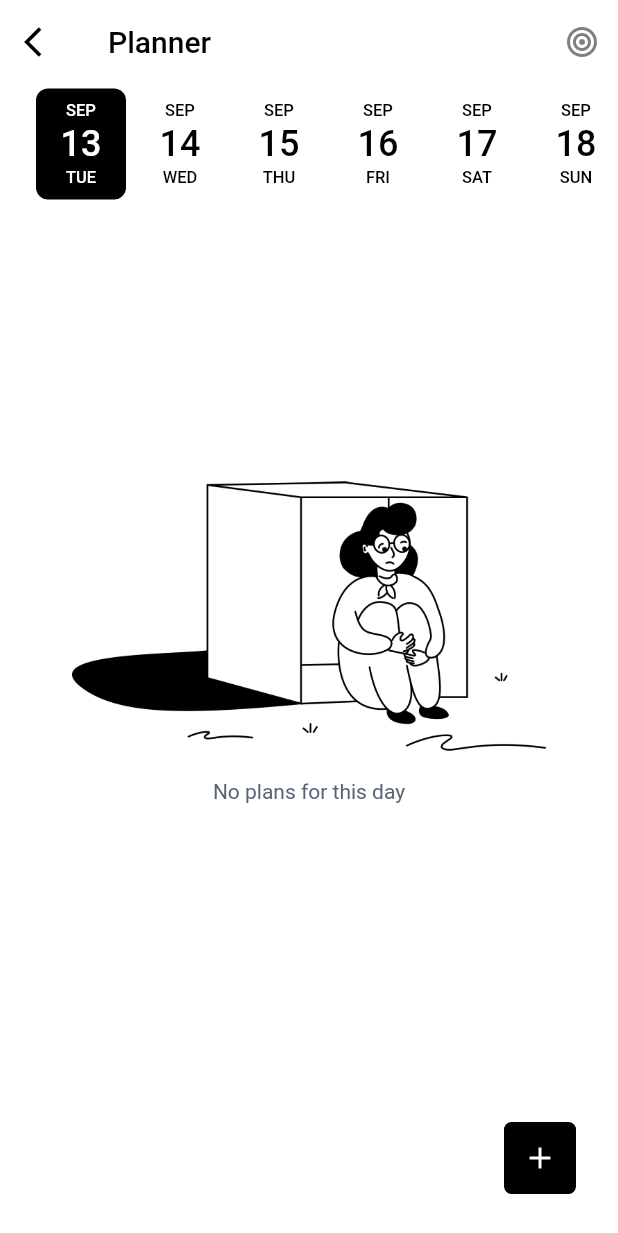
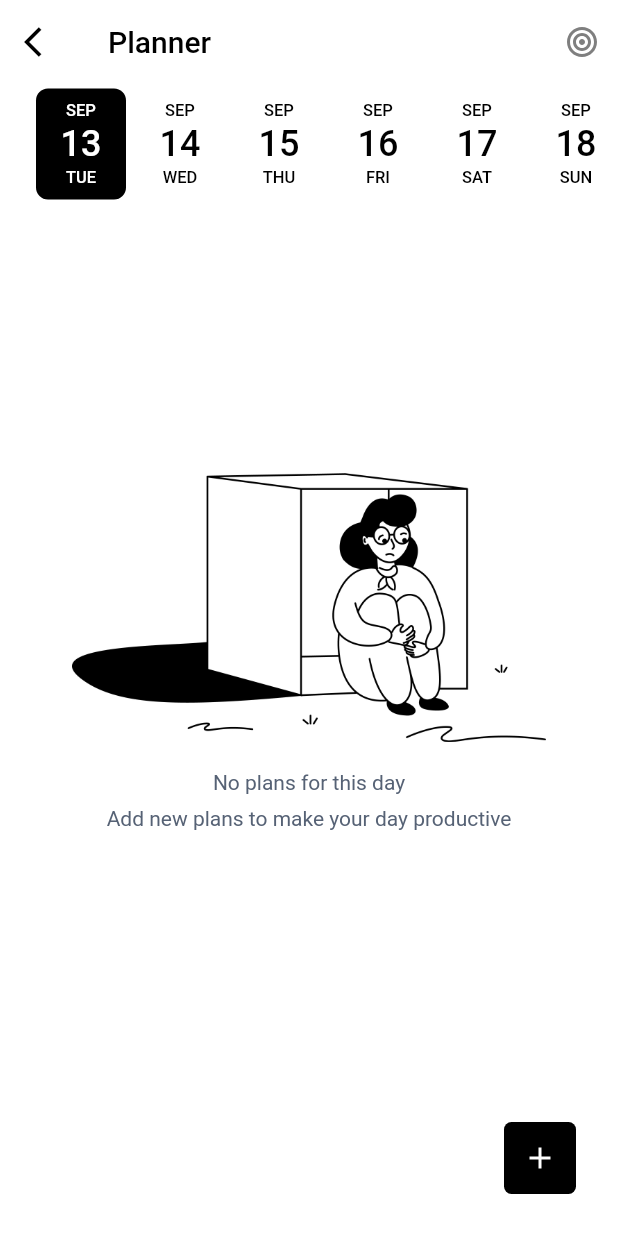
Before and after one commit to aninarafath6/arnhss, a Flutter app: the TaskView screen opened by its route, on a phone screen of 412 x 824 dp. Shown: the top 1233 px of the screen. Run offline on Flutter 3.47's test engine with Material 2 defaults, Android fonts, the phone set to English and light mode, and no system bars; drawn by our look-alikes of date_picker_timeline; our stand-ins replace cached_network_image, flutter_calendar_carousel, flutter_keyboard_visibility, flutter_otp_text_field, get, google_fonts and 3 more; network calls fail.

Commit message:
change in not found page on task section

```diff
--- a/arnhss-app/lib/features/tasks/view/task_view.dart
+++ b/arnhss-app/lib/features/tasks/view/task_view.dart
@@ -22,7 +22,6 @@ class TaskView extends StatelessWidget {
           children: [
             Column(
               crossAxisAlignment: CrossAxisAlignment.center,
-              // mainAxisAlignment: MainAxisAlignment.center,
               children: const [
                 DateTimeline(),
                 NotFound(),
--- a/arnhss-app/lib/features/tasks/widgets/not_found.dart
+++ b/arnhss-app/lib/features/tasks/widgets/not_found.dart
@@ -25,12 +25,12 @@ class NotFound extends StatelessWidget {
             "No plans for this day",
             style: CustomTextTheme(context: context).paragraph(),
           ),
-          const SizedBox(height: 10),
-          // Text(
-          //   "looks like you haven't made your plans yet",
-          //   style: CustomTextTheme(context: context).paragraph(),
-          //   textAlign: TextAlign.center,
-          // ),
+          const SizedBox(height: 3),
+          Text(
+            "Add new plans to make your day productive",
+            style: CustomTextTheme(context: context).paragraph(),
+            textAlign: TextAlign.center,
+          ),
           const Spacer(flex: 3),
         ],
       ),
```
